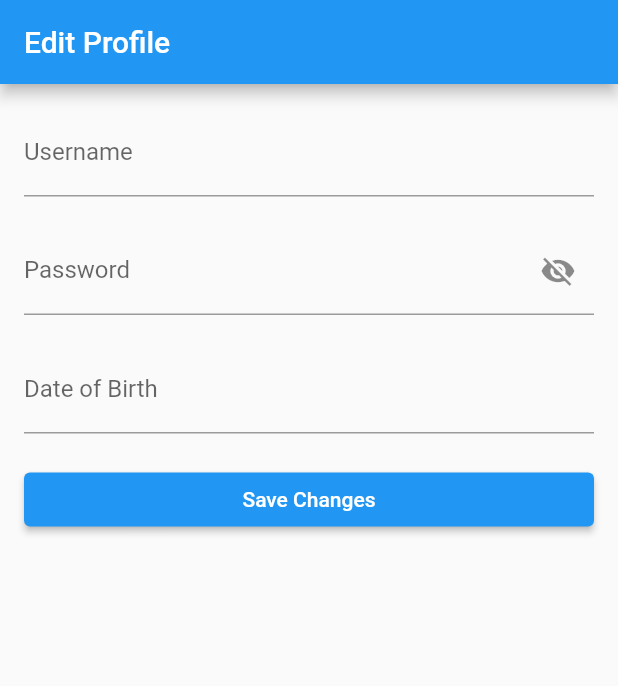
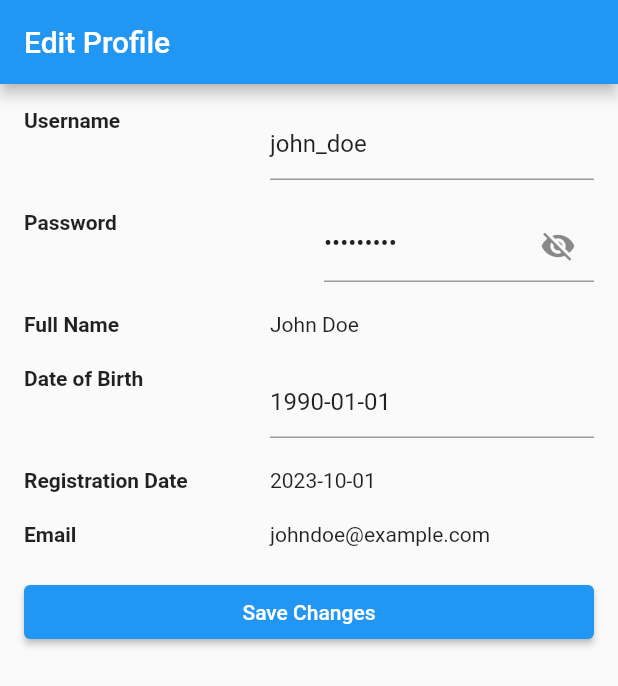
Before and after one commit to loctan321/fa23_osip, a Flutter app: the screen it shows after launch, on a phone screen of 412 x 824 dp. Shown: the top 686 px of the screen. Run offline on Flutter 3.47's test engine with Material 2 defaults, Android fonts, the phone set to English and light mode, and no system bars.

Commit message:
add test data and modified profile screen

```diff
--- a/lib/screens/profile_screen.dart
+++ b/lib/screens/profile_screen.dart
@@ -10,9 +10,26 @@ class ProfileScreen extends StatefulWidget {
 class _ProfileScreenState extends State<ProfileScreen> {
   bool _isPasswordVisible = false;
 
-  final TextEditingController _usernameController = TextEditingController();
-  final TextEditingController _passwordController = TextEditingController();
-  final TextEditingController _dateOfBirthController = TextEditingController();
+  // Dummy user data
+  final String _username = 'john_doe';
+  final String _password = '*********';
+  final String _fullName = 'John Doe';
+  final String _dateOfBirth = '1990-01-01';
+  final String _registrationDate = '2023-10-01';
+  final String _email = 'johndoe@example.com';
+
+  final TextEditingController _editUsernameController = TextEditingController();
+  final TextEditingController _editPasswordController = TextEditingController();
+  final TextEditingController _editDateOfBirthController =
+      TextEditingController();
+
+  @override
+  void initState() {
+    _editUsernameController.text = _username;
+    _editPasswordController.text = _password;
+    _editDateOfBirthController.text = _dateOfBirth;
+    super.initState();
+  }
 
   @override
   Widget build(BuildContext context) {
@@ -25,43 +42,22 @@ class _ProfileScreenState extends State<ProfileScreen> {
         child: Column(
           crossAxisAlignment: CrossAxisAlignment.stretch,
           children: <Widget>[
-            TextFormField(
-              controller: _usernameController,
-              decoration: InputDecoration(
-                labelText: 'Username',
-              ),
-            ),
+            _buildEditableField('Username', _editUsernameController),
             const SizedBox(height: 20),
-            TextFormField(
-              controller: _passwordController,
-              obscureText: !_isPasswordVisible,
-              decoration: InputDecoration(
-                labelText: 'Password',
-                suffixIcon: IconButton(
-                  icon: Icon(
-                    _isPasswordVisible
-                        ? Icons.visibility
-                        : Icons.visibility_off,
-                  ),
-                  onPressed: () {
-                    setState(() {
-                      _isPasswordVisible = !_isPasswordVisible;
-                    });
-                  },
-                ),
-              ),
-            ),
+            _buildPasswordField(),
             const SizedBox(height: 20),
-            TextFormField(
-              controller: _dateOfBirthController,
-              decoration: InputDecoration(
-                labelText: 'Date of Birth',
-              ),
-            ),
+            _buildInfoField('Full Name', _fullName),
+            const SizedBox(height: 20),
+            _buildEditableField('Date of Birth', _editDateOfBirthController),
+            const SizedBox(height: 20),
+            _buildInfoField('Registration Date', _registrationDate),
+            const SizedBox(height: 20),
+            _buildInfoField('Email', _email),
             const SizedBox(height: 20),
             ElevatedButton(
               onPressed: () {
                 // Implement the logic to update the user's profile here
+                print('Saving changes');
               },
               child: const Text('Save Changes'),
             ),
@@ -70,4 +66,82 @@ class _ProfileScreenState extends State<ProfileScreen> {
       ),
     );
   }
+
+  Widget _buildInfoField(String label, String value) {
+    return Row(
+      crossAxisAlignment: CrossAxisAlignment.start,
+      children: [
+        Expanded(
+          flex: 2,
+          child: Text(
+            label,
+            style: const TextStyle(fontWeight: FontWeight.bold),
+          ),
+        ),
+        const SizedBox(width: 20),
+        Expanded(
+          flex: 3,
+          child: Text(value),
+        ),
+      ],
+    );
+  }
+
+  Widget _buildEditableField(String label, TextEditingController controller) {
+    return Row(
+      crossAxisAlignment: CrossAxisAlignment.start,
+      children: [
+        Expanded(
+          flex: 2,
+          child: Text(
+            label,
+            style: const TextStyle(fontWeight: FontWeight.bold),
+          ),
+        ),
+        const SizedBox(width: 20),
+        Expanded(
+          flex: 3,
+          child: TextFormField(
+            controller: controller,
+          ),
+        ),
+      ],
+    );
+  }
+
+  Widget _buildPasswordField() {
+    return Row(
+      crossAxisAlignment: CrossAxisAlignment.start,
+      children: [
+        const Expanded(
+          flex: 2,
+          child: Text(
+            'Password',
+            style: TextStyle(fontWeight: FontWeight.bold),
+          ),
+        ),
+        const SizedBox(width: 20),
+        Expanded(
+          flex: 2,
+          child: TextFormField(
+            controller: _editPasswordController,
+            obscureText: !_isPasswordVisible,
+            decoration: InputDecoration(
+              hintText: 'Enter new password',
+              suffixIcon: IconButton(
+                icon: Icon(
+                  _isPasswordVisible ? Icons.visibility : Icons.visibility_off,
+                ),
+                onPressed: () {
+                  setState(() {
+                    _isPasswordVisible = !_isPasswordVisible;
+                  });
+                },
+              ),
+            ),
+          ),
+        ),
+      ],
+    );
+  }
 }
```
